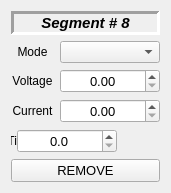
Old version of the form src/window_munk_power_supply/widgetsegmenttimedata.ui in the repository dmherrington/ECM-Control-System.
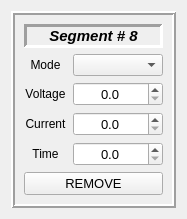
New version of the form.

Commit message: Small Changes To Layout And Remove on Open

Diff of the .ui file:
```diff
--- a/src/window_munk_power_supply/widgetsegmenttimedata.ui
+++ b/src/window_munk_power_supply/widgetsegmenttimedata.ui
@@ -6,8 +6,8 @@
    <rect>
     <x>0</x>
     <y>0</y>
-    <width>170</width>
-    <height>186</height>
+    <width>185</width>
+    <height>216</height>
    </rect>
   </property>
   <property name="sizePolicy">
@@ -18,17 +18,27 @@
   </property>
   <property name="maximumSize">
    <size>
-    <width>170</width>
-    <height>186</height>
+    <width>185</width>
+    <height>216</height>
    </size>
   </property>
   <property name="windowTitle">
    <string>Form</string>
   </property>
+  <layout class="QGridLayout" name="gridLayout_2">
+   <item row="0" column="0">
+    <widget class="QFrame" name="frame">
+     <property name="frameShape">
+      <enum>QFrame::Box</enum>
+     </property>
+     <property name="frameShadow">
+      <enum>QFrame::Raised</enum>
+     </property>
+     <property name="lineWidth">
+      <number>2</number>
+     </property>
   <layout class="QGridLayout" name="gridLayout">
    <item row="0" column="0">
-    <layout class="QVBoxLayout" name="verticalLayout">
-     <item>
       <widget class="QLabel" name="label_SegmentName">
        <property name="sizePolicy">
         <sizepolicy hsizetype="Minimum" vsizetype="Fixed">
@@ -38,10 +48,16 @@
        </property>
        <property name="minimumSize">
         <size>
-         <width>120</width>
+          <width>110</width>
          <height>0</height>
         </size>
        </property>
+        <property name="maximumSize">
+         <size>
+          <width>141</width>
+          <height>16777215</height>
+         </size>
+        </property>
        <property name="font">
         <font>
          <pointsize>11</pointsize>
@@ -67,7 +83,7 @@
        </property>
       </widget>
      </item>
-     <item>
+      <item row="1" column="0">
       <layout class="QFormLayout" name="formLayout">
        <item row="0" column="0">
         <widget class="QLabel" name="label">
@@ -101,13 +117,13 @@
          </property>
          <property name="minimumSize">
           <size>
-           <width>100</width>
+            <width>90</width>
            <height>0</height>
           </size>
          </property>
          <property name="maximumSize">
           <size>
-           <width>100</width>
+            <width>80</width>
            <height>16777215</height>
           </size>
          </property>
@@ -115,7 +131,7 @@
        </item>
       </layout>
      </item>
-     <item>
+      <item row="2" column="0">
       <layout class="QFormLayout" name="formLayout_2">
        <item row="0" column="0">
         <widget class="QLabel" name="label_2">
@@ -152,13 +168,13 @@
          </property>
          <property name="minimumSize">
           <size>
-           <width>100</width>
+            <width>90</width>
            <height>0</height>
           </size>
          </property>
          <property name="maximumSize">
           <size>
-           <width>100</width>
+            <width>80</width>
            <height>16777215</height>
           </size>
          </property>
@@ -170,11 +186,14 @@
          <property name="alignment">
           <set>Qt::AlignCenter</set>
          </property>
+          <property name="decimals">
+           <number>1</number>
+          </property>
         </widget>
        </item>
       </layout>
      </item>
-     <item>
+      <item row="3" column="0">
       <layout class="QFormLayout" name="formLayout_3">
        <item row="0" column="0">
         <widget class="QLabel" name="label_3">
@@ -208,13 +227,13 @@
          </property>
          <property name="minimumSize">
           <size>
-           <width>100</width>
+            <width>90</width>
            <height>0</height>
           </size>
          </property>
          <property name="maximumSize">
           <size>
-           <width>100</width>
+            <width>80</width>
            <height>16777215</height>
           </size>
          </property>
@@ -226,12 +245,18 @@
          <property name="alignment">
           <set>Qt::AlignCenter</set>
          </property>
+          <property name="decimals">
+           <number>1</number>
+          </property>
         </widget>
        </item>
       </layout>
      </item>
-     <item>
+      <item row="4" column="0">
       <layout class="QFormLayout" name="formLayout_4">
+        <property name="formAlignment">
+         <set>Qt::AlignLeading|Qt::AlignLeft|Qt::AlignTop</set>
+        </property>
        <item row="0" column="0">
         <widget class="QLabel" name="label_4">
          <property name="sizePolicy">
@@ -247,7 +272,7 @@
           </size>
          </property>
          <property name="text">
-          <string>Time(ms)</string>
+           <string>Time</string>
          </property>
          <property name="alignment">
           <set>Qt::AlignCenter</set>
@@ -267,13 +292,13 @@
          </property>
          <property name="minimumSize">
           <size>
-           <width>100</width>
+            <width>90</width>
            <height>0</height>
           </size>
          </property>
          <property name="maximumSize">
           <size>
-           <width>100</width>
+            <width>80</width>
            <height>16777215</height>
           </size>
          </property>
@@ -292,14 +317,20 @@
        </item>
       </layout>
      </item>
-     <item>
+      <item row="5" column="0">
       <widget class="QPushButton" name="pushButton">
        <property name="minimumSize">
         <size>
-         <width>120</width>
+          <width>110</width>
          <height>0</height>
         </size>
        </property>
+        <property name="maximumSize">
+         <size>
+          <width>141</width>
+          <height>16777215</height>
+         </size>
+        </property>
        <property name="font">
         <font>
          <pointsize>10</pointsize>
@@ -311,6 +342,7 @@
       </widget>
      </item>
     </layout>
+    </widget>
    </item>
   </layout>
  </widget>
```
Lines whose indentation alone changed are shown as unchanged. The commit also changes 9 other files.
